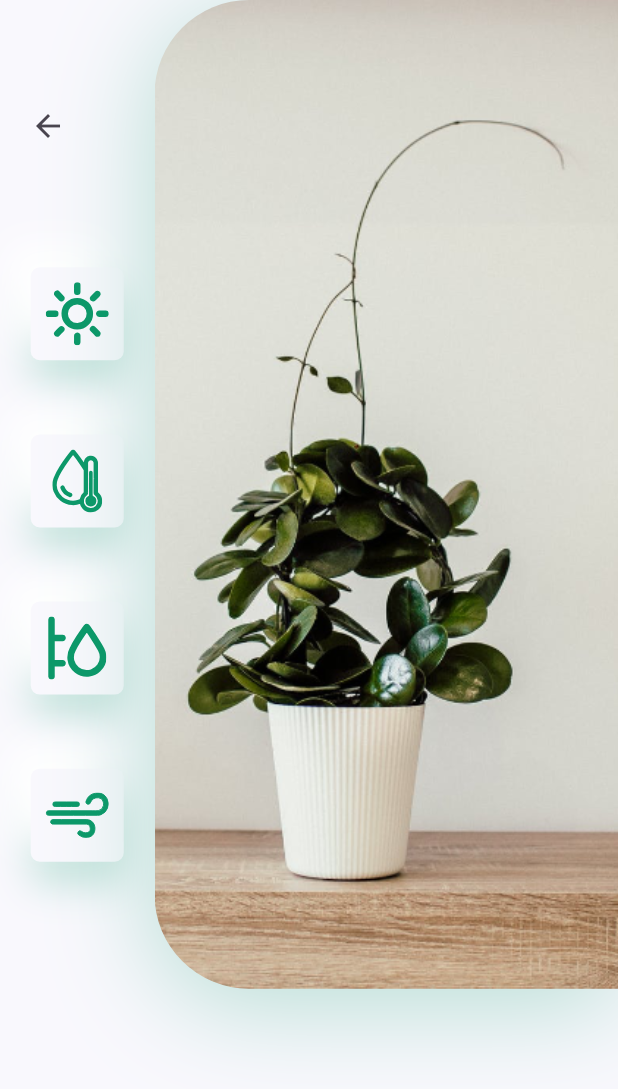
After one commit to LYChubby/PlantApp_0009, a Flutter app: the DetailsScreen screen opened directly, on a phone screen of 412 x 824 dp. The commit adds this screen. Shown: the top 1089 px of the screen. Run offline on Flutter 3.47's test engine with Material 3 defaults, Android fonts, the phone set to English and light mode, and no system bars; our stand-ins replace flutter_svg.

Commit message:
Mmebuat Images ad Icons Card

```diff
--- /dev/null
+++ b/lib/screens/details/components/image_and_icons.dart
@@ -0,0 +1,73 @@
+import 'package:flutter/material.dart';
+import 'package:plantsapp/constanst.dart';
+import 'package:plantsapp/screens/details/components/icon_card.dart';
+
+class ImageAndIcons extends StatelessWidget {
+  const ImageAndIcons({super.key, required this.size});
+
+  final Size size;
+
+  @override
+  Widget build(BuildContext context) {
+    return Padding(
+      padding: const EdgeInsets.only(bottom: kDefaultPadding * 3),
+      child: SizedBox(
+        height: size.height * 0.8,
+        child: Row(
+          children: <Widget>[
+            Expanded(
+              child: Padding(
+                padding: const EdgeInsets.symmetric(
+                  vertical: kDefaultPadding * 3,
+                ),
+                child: Column(
+                  children: <Widget>[
+                    Align(
+                      alignment: Alignment.topLeft,
+                      child: IconButton(
+                        padding: EdgeInsets.symmetric(
+                          horizontal: kDefaultPadding,
+                        ),
+                        onPressed: () {
+                          Navigator.pop(context);
+                        },
+                        icon: Icon(Icons.arrow_back),
+                      ),
+                    ),
+                    Spacer(),
+                    IconCard(icon: "assets/icons/sun.svg"),
+                    IconCard(icon: "assets/icons/icon_2.svg"),
+                    IconCard(icon: "assets/icons/icon_3.svg"),
+                    IconCard(icon: "assets/icons/icon_4.svg"),
+                  ],
+                ),
+              ),
+            ),
+            Container(
+              height: size.height * 0.8,
+              width: size.width * 0.75,
+              decoration: BoxDecoration(
+                borderRadius: BorderRadius.only(
+                  topLeft: Radius.circular(63),
+                  bottomLeft: Radius.circular(63),
+                ),
+                boxShadow: [
+                  BoxShadow(
+                    offset: Offset(0, 10),
+                    blurRadius: 60,
+                    color: kPrimaryColor.withOpacity(0.29),
+                  ),
+                ],
+                image: DecorationImage(
+                  alignment: Alignment.centerLeft,
+                  fit: BoxFit.cover,
+                  image: AssetImage("assets/images/img.png"),
+                ),
+              ),
+            ),
+          ],
+        ),
+      ),
+    );
+  }
+}
```
Also changed, not shown: lib/screens/details/components/body.dart (+3 -60 lines).
